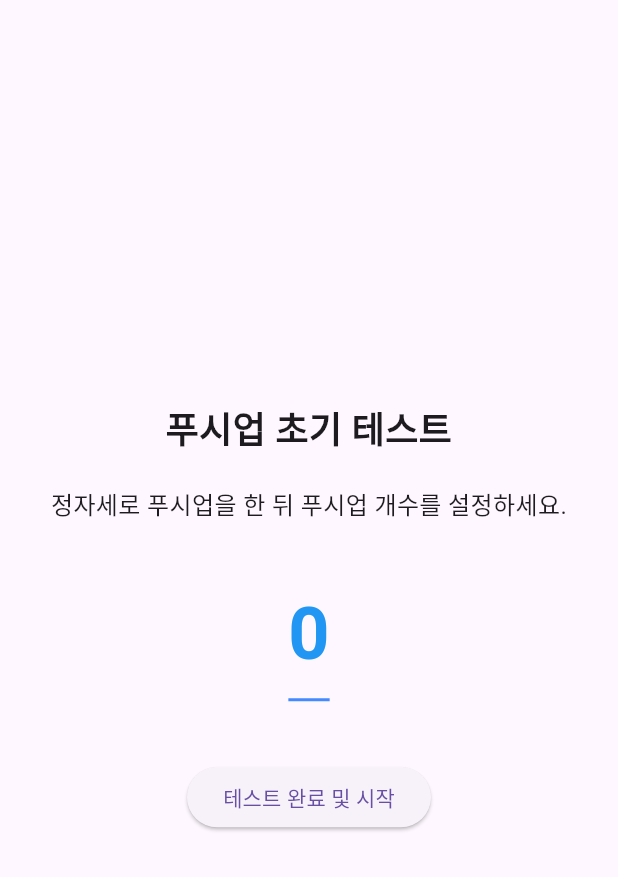
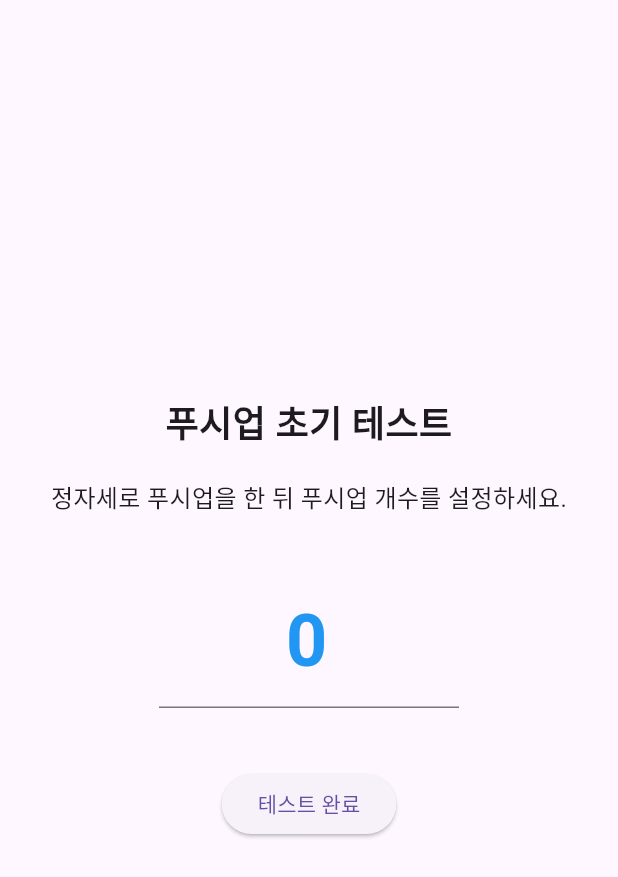
Before and after one commit to JYB0/push100, a Flutter app: the screen it shows after launch, on a phone screen of 412 x 824 dp. Shown: the top 877 px of the screen. Run offline on Flutter 3.47's test engine with Material 3 defaults, Android fonts, the phone set to English and light mode, and no system bars.

```diff
--- a/lib/screens/initial_test_screen.dart
+++ b/lib/screens/initial_test_screen.dart
@@ -1,6 +1,6 @@
 import 'package:flutter/material.dart';
 import 'package:flutter/services.dart';
-import 'package:push100/screens/home_screen.dart';
+import 'package:push100/screens/age_selection_screen.dart';
 
 class InitialTestScreen extends StatefulWidget {
   const InitialTestScreen({super.key});
@@ -11,27 +11,25 @@ class InitialTestScreen extends StatefulWidget {
 
 class _InitialTestScreenState extends State<InitialTestScreen> {
   final TextEditingController _controller = TextEditingController();
-  bool isEditing = false; // 숫자를 편집 중인지 여부
-  int pushupCount = 0; // 푸시업 개수를 저장하는 변수
+  bool isEditing = false;
+  int pushupCount = 0;
 
   @override
   void initState() {
     super.initState();
-    _controller.text = pushupCount.toString(); // 초기값 설정
+    _controller.text = pushupCount.toString();
   }
 
-  // 키보드 닫기 함수
   void _dismissKeyboard() {
-    FocusScope.of(context).unfocus(); // 현재 포커스 해제
+    FocusScope.of(context).unfocus();
   }
 
-  // 텍스트 너비 계산 함수
   double _calculateTextWidth(String text, TextStyle style) {
     final TextPainter textPainter = TextPainter(
       text: TextSpan(text: text, style: style),
       textDirection: TextDirection.ltr,
     )..layout();
-    return textPainter.width; // 텍스트의 실제 너비 반환
+    return textPainter.width;
   }
 
   @override
@@ -43,19 +41,16 @@ class _InitialTestScreenState extends State<InitialTestScreen> {
     );
 
     return GestureDetector(
-      onTap: _dismissKeyboard, // 키보드 외부 터치 시 닫기
+      onTap: _dismissKeyboard,
       child: Scaffold(
         body: Center(
           child: Padding(
             padding: const EdgeInsets.all(16.0),
             child: Column(
               mainAxisAlignment: MainAxisAlignment.center,
-              crossAxisAlignment: CrossAxisAlignment.center,
               children: [
-                // 타이틀 및 안내 문구
                 const Text(
                   "푸시업 초기 테스트",
-                  textAlign: TextAlign.center,
                   style: TextStyle(fontSize: 24, fontWeight: FontWeight.bold),
                 ),
                 const SizedBox(height: 20),
@@ -65,69 +60,53 @@ class _InitialTestScreenState extends State<InitialTestScreen> {
                   style: TextStyle(fontSize: 16),
                 ),
                 const SizedBox(height: 40),
-
-                // 숫자와 동적 언더바
-                GestureDetector(
-                  onTap: () {
-                    setState(() {
-                      isEditing = true; // 클릭 시 편집 모드로 전환
-                    });
-                  },
-                  child: Column(
-                    mainAxisSize: MainAxisSize.min,
-                    children: [
-                      isEditing
-                          ? TextField(
+                SizedBox(
+                  width: 200,
+                  child: TextField(
                     controller: _controller,
                     keyboardType: TextInputType.number,
                     textAlign: TextAlign.center,
-                              // textInputAction: TextInputAction.done, // 확인 버튼 설정
                     style: textStyle,
-                              autofocus: true, // 자동으로 키보드 표시
-                              decoration: const InputDecoration(
-                                border: InputBorder.none, // 기본 테두리 제거
+                    inputFormatters: [
+                      FilteringTextInputFormatter.digitsOnly, // 숫자만 허용
+                      FilteringTextInputFormatter.allow(
+                          RegExp(r'^[0-9]{0,2}$')),
+                      TextInputFormatter.withFunction(
+                        (oldValue, newValue) {
+                          // 99 이상의 값을 제한
+                          if (int.tryParse(newValue.text) != null &&
+                              int.parse(newValue.text) > 99) {
+                            return oldValue;
+                          }
+                          return newValue;
+                        },
                       ),
+                    ],
+                    onTap: () {
+                      if (_controller.text == "0") {
+                        _controller.clear();
+                      }
+                    },
                     onChanged: (value) {
                       setState(() {
                         pushupCount = int.tryParse(value) ?? 0;
                       });
                     },
-                              onSubmitted: (value) {
-                                setState(() {
-                                  pushupCount = int.tryParse(value) ?? 0;
-                                  isEditing = false; // 입력 완료 후 편집 모드 해제
-                                  _dismissKeyboard(); // 키보드 닫기
-                                });
-                              },
-                            )
-                          : Text(
-                              "$pushupCount",
-                              style: textStyle,
-                            ),
-                      const SizedBox(height: 8), // 숫자와 언더바 사이 간격
-                      Container(
-                        height: 2,
-                        width: _calculateTextWidth(
-                          "$pushupCount",
-                          textStyle,
-                        ), // 텍스트 길이에 맞춘 언더바
-                        color: Colors.blueAccent,
-                      ),
-                    ],
                   ),
                 ),
                 const SizedBox(height: 40),
-
-                // 저장 및 다음 화면으로 이동 버튼
                 ElevatedButton(
                   onPressed: () {
-                    _dismissKeyboard(); // 버튼 클릭 시 키보드 닫기
-                    Navigator.pushReplacement(
+                    _dismissKeyboard();
+                    Navigator.push(
                       context,
                       MaterialPageRoute(
-                            builder: (context) => const HomeScreen()));
+                        builder: (context) =>
+                            AgeSelectionScreen(pushupCount: pushupCount),
+                      ),
+                    );
                   },
-                  child: const Text("테스트 완료 및 시작"),
+                  child: const Text("테스트 완료"),
                 ),
               ],
             ),
```
Also changed, not shown: lib/screens/age_selection_screen.dart (added, +79 -0 lines), lib/screens/home_screen.dart (+8 -1 lines). Lines whose indentation alone changed are shown as unchanged.
